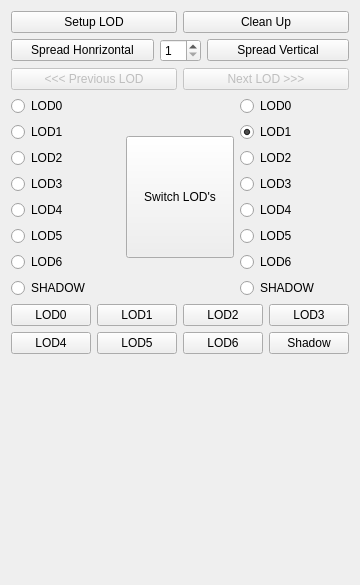
Old version of the form Maya_Tools/Developer/Main/MODULE/LODTools/UI/LODTools.ui in the repository code-google-com/mayatools.
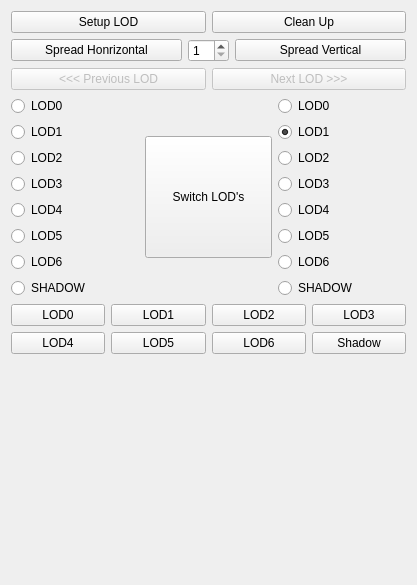
New version of the form.

Diff of the .ui file:
```diff
--- a/Maya_Tools/Developer/Main/MODULE/LODTools/UI/LODTools.ui
+++ b/Maya_Tools/Developer/Main/MODULE/LODTools/UI/LODTools.ui
@@ -6,7 +6,7 @@
    <rect>
     <x>0</x>
     <y>0</y>
-    <width>338</width>
+    <width>417</width>
     <height>585</height>
    </rect>
   </property>
@@ -319,6 +319,9 @@
        <property name="text">
         <string>LOD0</string>
        </property>
+       <property name="checkable">
+        <bool>true</bool>
+       </property>
       </widget>
      </item>
      <item>
@@ -326,6 +329,9 @@
        <property name="text">
         <string>LOD1</string>
        </property>
+       <property name="checkable">
+        <bool>true</bool>
+       </property>
       </widget>
      </item>
      <item>
@@ -333,6 +339,9 @@
        <property name="text">
         <string>LOD2</string>
        </property>
+       <property name="checkable">
+        <bool>true</bool>
+       </property>
       </widget>
      </item>
      <item>
@@ -340,6 +349,9 @@
        <property name="text">
         <string>LOD3</string>
        </property>
+       <property name="checkable">
+        <bool>true</bool>
+       </property>
       </widget>
      </item>
     </layout>
@@ -351,6 +363,9 @@
        <property name="text">
         <string>LOD4</string>
        </property>
+       <property name="checkable">
+        <bool>true</bool>
+       </property>
       </widget>
      </item>
      <item>
@@ -358,6 +373,9 @@
        <property name="text">
         <string>LOD5</string>
        </property>
+       <property name="checkable">
+        <bool>true</bool>
+       </property>
       </widget>
      </item>
      <item>
@@ -365,6 +383,9 @@
        <property name="text">
         <string>LOD6</string>
        </property>
+       <property name="checkable">
+        <bool>true</bool>
+       </property>
       </widget>
      </item>
      <item>
@@ -372,6 +393,9 @@
        <property name="text">
         <string>Shadow</string>
        </property>
+       <property name="checkable">
+        <bool>true</bool>
+       </property>
       </widget>
      </item>
     </layout>
```
Left out of the diff: 16 changed lines with no effect on the pictures.
